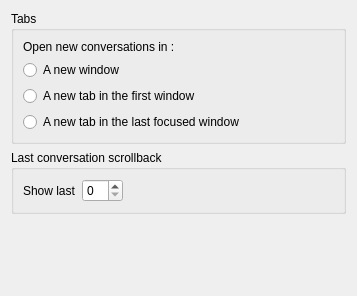
KDE/ktp-text-ui, file config/behavior-config.ui: the form before one commit.
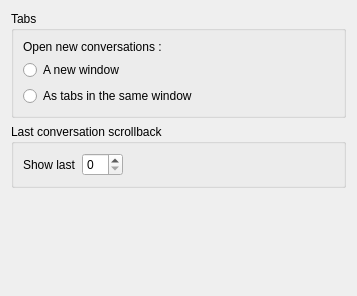
The form after the commit. Custom widgets are drawn as their Qt base class.

Commit message:
Remove broken option to chose between whether new incoming chats open in the most recently used window or the first created window.
The code to differentiate between the two options was never written, so having an option is wrong.

Patch:
```diff
--- a/config/behavior-config.ui
+++ b/config/behavior-config.ui
@@ -20,7 +20,7 @@
       <item>
        <widget class="QLabel" name="label">
         <property name="text">
-         <string>Open new conversations in :</string>
+         <string>Open new conversations :</string>
         </property>
        </widget>
       </item>
@@ -37,17 +37,7 @@
       <item>
        <widget class="QRadioButton" name="radioZero">
         <property name="text">
-         <string>A new tab in the first window</string>
-        </property>
-        <attribute name="buttonGroup">
-         <string notr="true">newTabButtonGroup</string>
-        </attribute>
-       </widget>
-      </item>
-      <item>
-       <widget class="QRadioButton" name="radioLast">
-        <property name="text">
-         <string>A new tab in the last focused window</string>
+         <string>As tabs in the same window</string>
         </property>
         <attribute name="buttonGroup">
          <string notr="true">newTabButtonGroup</string>
```
The commit also changes 2 other files.
